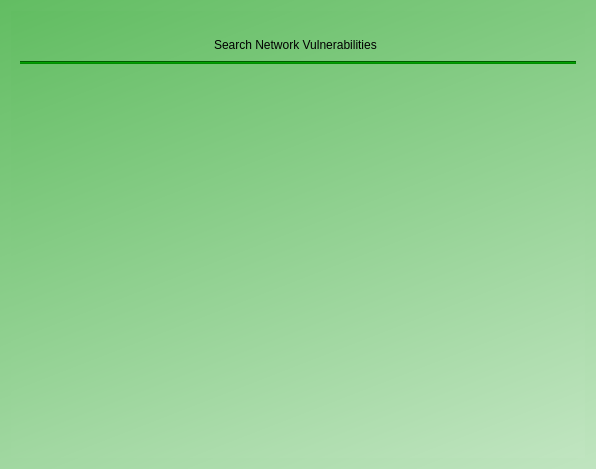
Before: the Qt Designer form src/platform/ui/welcomevulnwidget.ui in nmapsi4/nmapsi4, drawn with Qt 5.
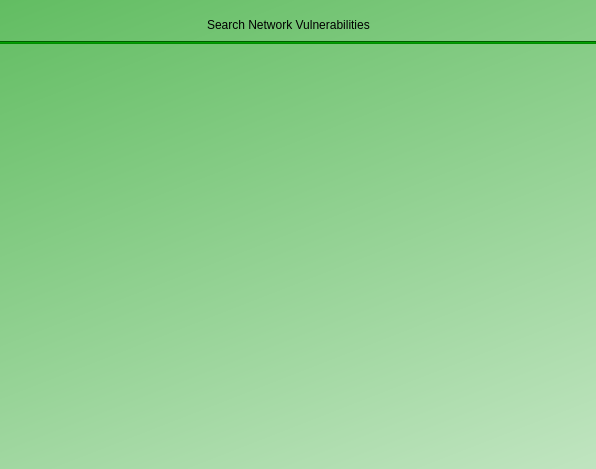
After: the same form once the commit is applied. Icons and pictures are not drawn.

Commit message: welcomeWidget: remove extra layout space

```diff
--- a/src/platform/ui/welcomevulnwidget.ui
+++ b/src/platform/ui/welcomevulnwidget.ui
@@ -20,6 +20,9 @@
    <string notr="true">background-color: qlineargradient(spread:pad, x1:0, y1:0, x2:1, y2:2, stop:0 rgba(98, 189, 98, 255), stop:1 rgba(255, 255, 255, 255));</string>
   </property>
   <layout class="QVBoxLayout" name="verticalLayout">
+   <property name="margin">
+    <number>0</number>
+   </property>
    <item>
     <widget class="QFrame" name="frame">
      <property name="frameShape">
@@ -32,6 +35,9 @@
       <number>0</number>
      </property>
      <layout class="QVBoxLayout" name="verticalLayout_2">
+      <property name="margin">
+       <number>0</number>
+      </property>
       <item>
        <spacer name="verticalSpacer_3">
         <property name="orientation">
```
